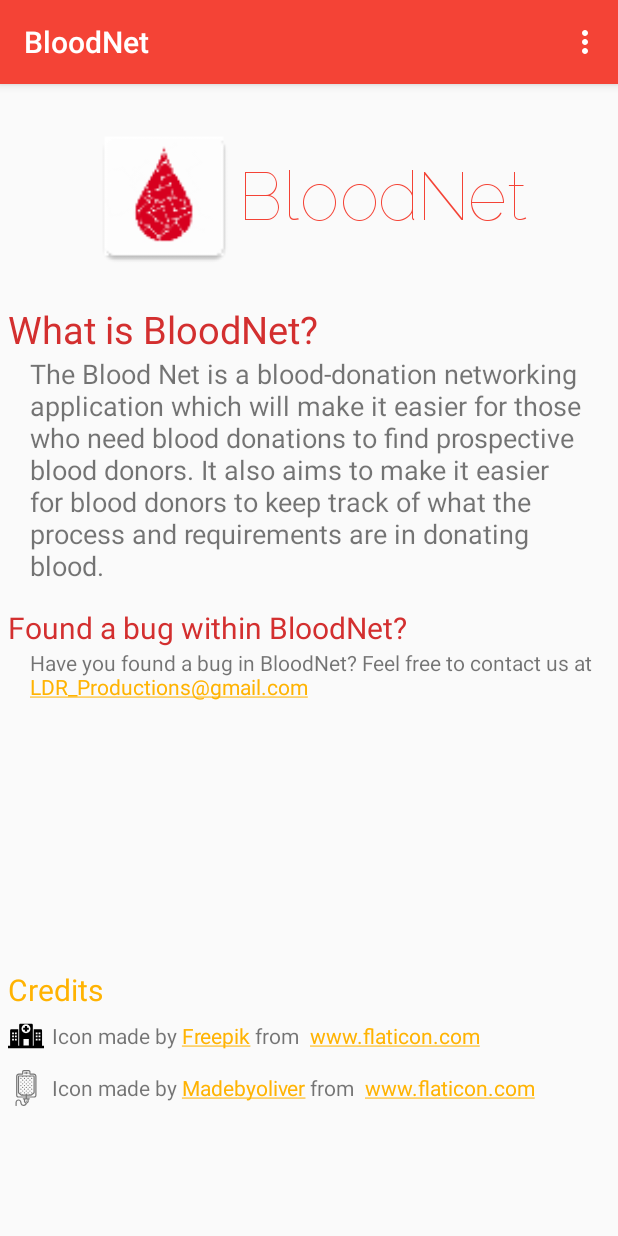
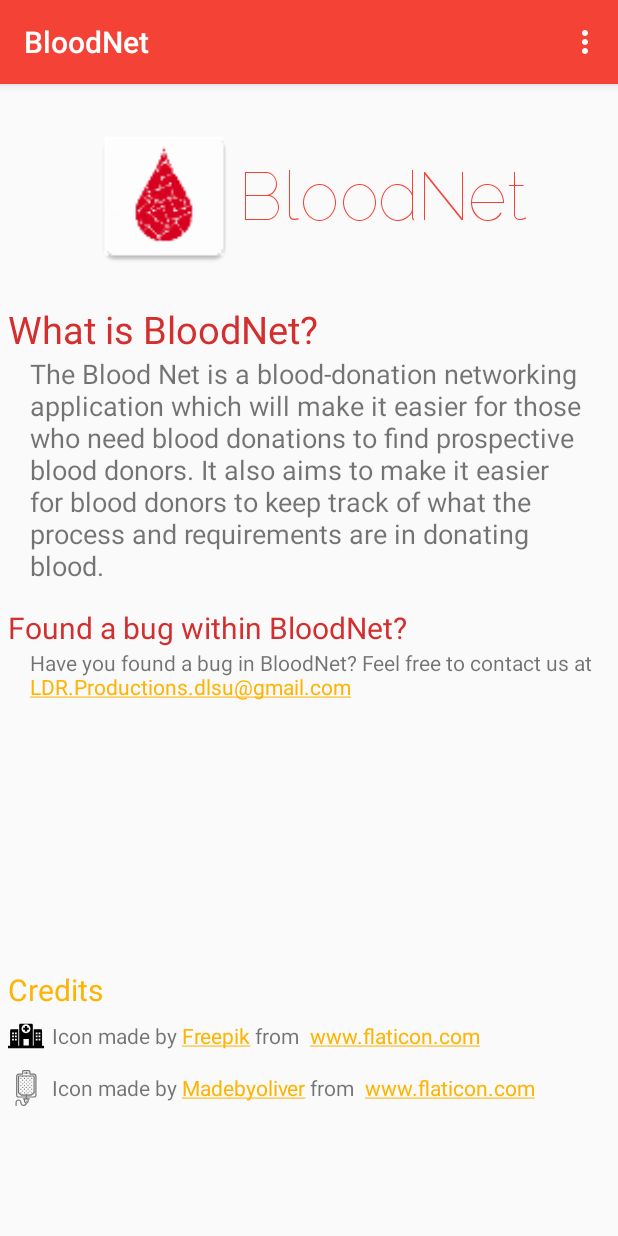
Before and after one commit to dionne-ong/BloodNet, an Android app: the AboutBloodNetActivity screen opened directly, with no data from a screen before it, on a phone screen of 412 x 824 dp. Run offline under Robolectric (Android 15) with nearby library versions, the phone set to English and light mode, and no system bars.

Commit message:
new email

```diff
--- a/app/src/main/res/values/strings.xml
+++ b/app/src/main/res/values/strings.xml
@@ -11,7 +11,7 @@
     <string name="credit_hospital1"><a href="www.flaticon.com"> www.flaticon.com </a></string>
     <string name="credit_bloodbag">Icon made by <a href="http://www.flaticon.com/authors/madebyoliver">Madebyoliver</a> from </string>
     <string name="credit_bloodbag1"><a href="www.flaticon.com"> www.flaticon.com </a></string>
-    <string name="ldr_email">Have you found a bug in BloodNet? Feel free to contact us at  LDR_Productions@gmail.com </string>
+    <string name="ldr_email">Have you found a bug in BloodNet? Feel free to contact us at  LDR.Productions.dlsu@gmail.com </string>
     <!-- Strings related to login -->
     <string name="prompt_email">Email</string>
     <string name="prompt_password">Password</string>
```
